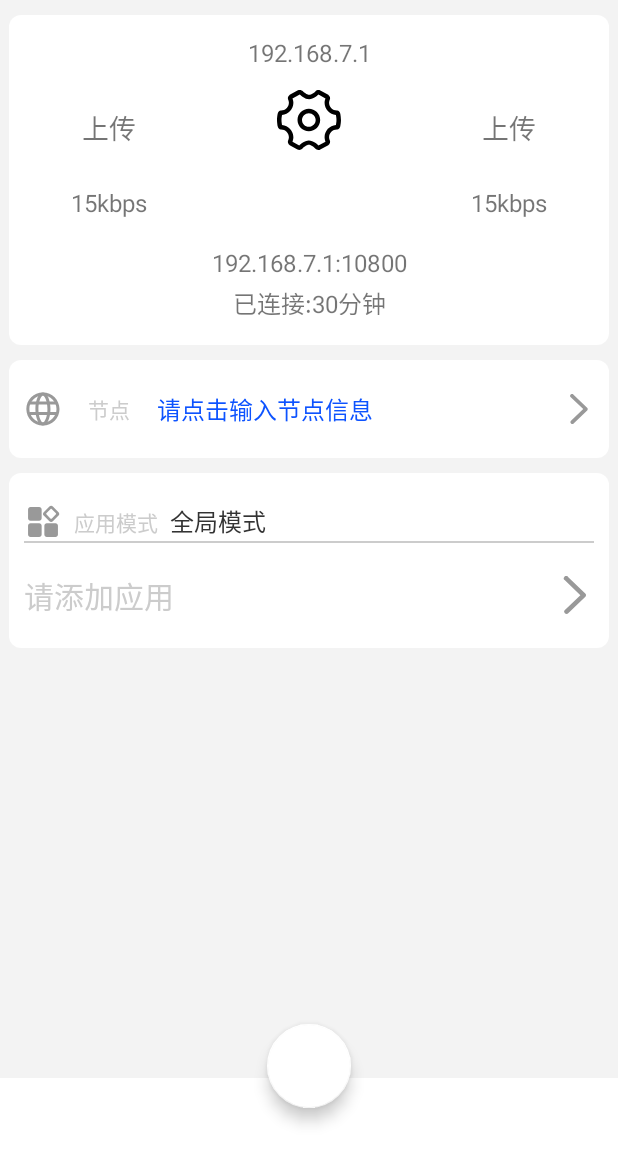
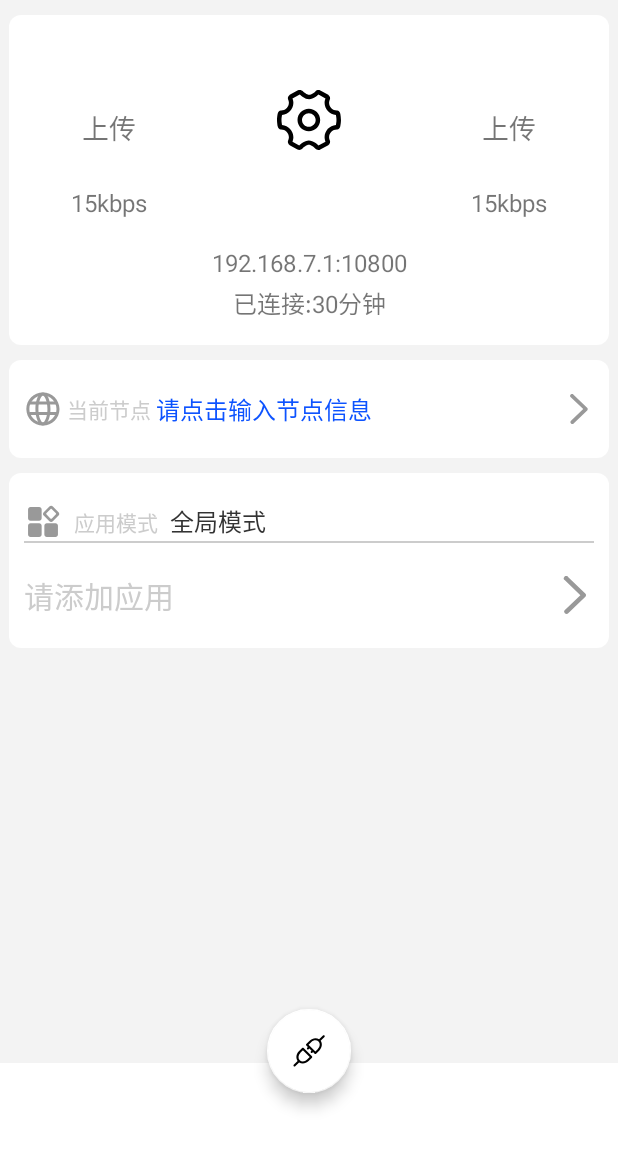
Before and after one commit to penndev/socks5, an Android app: the screen it shows after launch (MainActivity), on a phone screen of 412 x 824 dp, the part 83-1236 px from its top. Run offline under Robolectric (Android 15) with nearby library versions, the phone set to English and light mode, and no system bars.

Commit message:
fix the mainactivity action

```diff
--- a/socks5-android/app/src/main/java/com/penndev/socks5/MainActivity.kt
+++ b/socks5-android/app/src/main/java/com/penndev/socks5/MainActivity.kt
@@ -5,33 +5,31 @@ import android.app.NotificationChannel
 import android.app.NotificationManager
 import android.content.Context
 import android.content.Intent
-import android.content.SharedPreferences
-import android.graphics.Color
 import android.net.VpnService
 import android.os.Build
 import android.os.Bundle
 import android.widget.Toast
 import androidx.activity.result.contract.ActivityResultContracts
 import androidx.appcompat.app.AppCompatActivity
-import androidx.core.content.edit
 import com.penndev.socks5.databinding.ActivityMainBinding
 import com.penndev.socks5.service.Socks5Service
 import com.penndev.socks5.ui.NodeFragment
 import com.penndev.socks5.ui.SettingFragment
-import kotlinx.coroutines.CoroutineScope
-import kotlinx.coroutines.Dispatchers
-import kotlinx.coroutines.launch
-import kotlinx.coroutines.withContext
-import java.io.InputStream
-import java.io.OutputStream
-import java.net.InetSocketAddress
-import java.net.Socket
 
 
 class MainActivity : AppCompatActivity() {
 
     private lateinit var binding: ActivityMainBinding
     private lateinit var bindingNode: NodeFragment
+
+    private val activityResultLauncher =
+        registerForActivityResult(ActivityResultContracts.StartActivityForResult()) { result ->
+            if (result.resultCode == Activity.RESULT_OK) {
+                onStartSocks5Service()
+            } else {
+                Toast.makeText(this, R.string.toast_main_reject, Toast.LENGTH_LONG).show()
+            }
+        }
 
     override fun onCreate(savedInstanceState: Bundle?) {
 
@@ -41,61 +39,11 @@ class MainActivity : AppCompatActivity() {
         super.onCreate(savedInstanceState)
         setContentView(binding.root)
 
-        //initUV
-        supportFragmentManager
-            .beginTransaction()
-            .replace(binding.activitySettingBar.id, SettingFragment())
-            .replace(binding.activityNodeBar.id, bindingNode)
-            .commit()
-
+        initView()
     }
 
-    private val activityResultLauncher = registerForActivityResult(ActivityResultContracts.StartActivityForResult()) { result ->
-        if (result.resultCode == Activity.RESULT_OK) {
-            onStartSocks5Service()
-        }else{
-            Toast.makeText(this, R.string.toast_main_reject, Toast.LENGTH_LONG).show()
-        }
-    }
-
-
-
-    // 绑定UI和Socks5Service状态
-//    private fun onStatus(): Socks5Service.OnStatus {
-//        // 初始化UI状态
-//        fun startUI() {
-////            binding.handleActionIcon.setColorFilter(Color.parseColor("#000000"))
-////            binding.handleActionText.setText(R.string.activity_main_start_close_text)
-//        }
-//
-//        fun closeUI() {
-////            binding.handleActionIcon.setColorFilter(Color.parseColor("#888888"))
-////            binding.handleActionText.setText(R.string.activity_main_start_text)
-//        }
-//        if (Socks5Service.status) startUI() else closeUI()
-//        return object : Socks5Service.OnStatus {
-//            override fun start() {
-//                super.start()
-//                startUI()
-//                // 保存表单数据
-////                sharedPreferences.edit {
-////                    putString("inputHost", binding.inputHost.text.toString())
-////                    putString("inputPortStr", binding.inputPort.text.toString())
-////                    putString("inputUser", binding.inputUser.text.toString())
-////                    putString("inputPass", binding.inputPass.text.toString())
-////                    apply()
-////                }
-//            }
-//
-//            override fun close() {
-//                super.close()
-//                closeUI()
-//            }
-//        }
-//    }
-
-    // 尽快创建通知通道。
-    private fun createNotificationChannel() {
+    private fun initView() {
+        fun createNotificationChannel() {
             if (Build.VERSION.SDK_INT >= Build.VERSION_CODES.O) {
                 val name = Socks5Service.notifyChannelName
                 val descriptionText = getString(R.string.notify_channel_description)
@@ -110,6 +58,42 @@ class MainActivity : AppCompatActivity() {
             }
         }
 
+        fun onStartUI() {
+            binding.mainAction.setImageResource(R.drawable.start)
+        }
+
+        fun onStopUI() {
+            binding.mainAction.setImageResource(R.drawable.stop)
+        }
+
+        fun onStatus(): Socks5Service.OnStatus {
+            // 初始化UI状态
+            if (Socks5Service.status) onStartUI() else onStopUI()
+            return object : Socks5Service.OnStatus {
+                override fun start() {
+                    super.start()
+                    onStartUI()
+                }
+
+                override fun stop() {
+                    super.stop()
+                    onStopUI()
+                }
+            }
+        }
+
+        supportFragmentManager
+            .beginTransaction()
+            .replace(binding.activitySettingBar.id, SettingFragment())
+            .replace(binding.activityNodeBar.id, bindingNode)
+            .commit()
+        binding.mainAction.setOnClickListener {
+            if (Socks5Service.status) onStopSocks5Service() else onStartSocks5Service()
+        }
+        Socks5Service.onStatus = onStatus()
+        createNotificationChannel()
+    }
+
     private fun onStopSocks5Service() {
         startService(Intent(this, Socks5Service::class.java).putExtra("close", true))
     }
@@ -122,25 +106,12 @@ class MainActivity : AppCompatActivity() {
             return
         }
 
-//        val inputHost = binding.inputHost.text.toString()
-//        val inputPortStr = binding.inputPort.text.toString()
-//        val inputUser = binding.inputUser.text.toString()
-//        val inputPass = binding.inputPass.text.toString()
-//        if (inputHost == "" || inputPortStr == "") {
-//            Toast.makeText(this, getString(R.string.toast_main_param_error), Toast.LENGTH_LONG).show()
-//            return
-//        }
-//        val inputPort = inputPortStr.toInt()
-
         val bundle = Bundle().apply {
-//            putString("host", inputHost)
-//            putInt("port", inputPort)
-//            putString("user", inputUser)
-//            putString("pass", inputPass)
+            putString("host", bindingNode.Host)
+            putInt("port", bindingNode.Port!!.toInt())
+            putString("user", bindingNode.user)
+            putString("pass", bindingNode.pass)
         }
         startService(Intent(this, Socks5Service::class.java).putExtras(bundle))
     }
-
-
-
 }
--- a/socks5-android/app/src/main/java/com/penndev/socks5/service/Socks5Service.kt
+++ b/socks5-android/app/src/main/java/com/penndev/socks5/service/Socks5Service.kt
@@ -26,7 +26,7 @@ class Socks5Service : VpnService() {
             status = true
         }
 
-        fun close() {
+        fun stop() {
             status = false
         }
     }
@@ -151,7 +151,7 @@ class Socks5Service : VpnService() {
     override fun onDestroy() {
         job?.cancel()
         tun?.close()
-        onStatus.close()
+        onStatus.stop()
         stopForeground(true)
         super.onDestroy()
     }
@@ -161,7 +161,7 @@ class Socks5Service : VpnService() {
     }
 
     //通知
-    @SuppressLint("UnspecifiedImmutableFlag")
+    @SuppressLint("UnspecifiedImmutableFlag", "ForegroundServiceType")
     private fun setupNotifyForeground() {
         val intent = Intent(this, MainActivity::class.java)
         intent.action = Intent.ACTION_MAIN
--- a/socks5-android/app/src/main/java/com/penndev/socks5/ui/NodeFragment.kt
+++ b/socks5-android/app/src/main/java/com/penndev/socks5/ui/NodeFragment.kt
@@ -72,6 +72,10 @@ class NodeFragment : Fragment() {
             setNodeSpeed()
         }
         binding.root.setOnClickListener{
+            if (Host != null) bottomSheetView.findViewById<EditText>(R.id.input_host)?.setText(Host)
+            if (Port != null) bottomSheetView.findViewById<EditText>(R.id.input_port)?.setText(Port)
+            if (user != null) bottomSheetView.findViewById<EditText>(R.id.input_user)?.setText(user)
+            if (pass != null) bottomSheetView.findViewById<EditText>(R.id.input_pass)?.setText(pass)
             bottomSheetDialog.show()
         }
         setNodeSpeed()
--- a/socks5-android/app/src/main/res/drawable/activity_main_input_bg.xml
+++ /dev/null
@@ -1,4 +0,0 @@
-<shape xmlns:android="http://schemas.android.com/apk/res/android"
-       android:shape="rectangle">
-    <corners android:radius="9dp"/>
-</shape>
--- a/socks5-android/app/src/main/res/drawable/activity_main_reload_color.xml
+++ /dev/null
@@ -1,3 +0,0 @@
-<selector xmlns:android="http://schemas.android.com/apk/res/android">
-
-</selector>
--- /dev/null
+++ b/socks5-android/app/src/main/res/drawable/start.xml
@@ -0,0 +1,5 @@
+<vector xmlns:android="http://schemas.android.com/apk/res/android" android:autoMirrored="true" android:height="60dp" android:viewportHeight="1024" android:viewportWidth="1024" android:width="60dp">
+
+    <path android:fillColor="#0d53ff" android:pathData="M922.2,97.8c11.5,11.5 11.7,30 0.5,41.7l-0.5,0.6 -109.1,109.1c57.2,78.3 42.7,195.4 -35.8,273.8l-92.8,92.6c-11.6,11.5 -30.3,11.7 -42,0.3l-45.7,-44.5 -18.1,18.1a29.9,29.9 0,0 1,-7.2 5.3l48.8,47.5c11.9,11.6 12.1,30.8 0.2,42.6l-95.9,95.6c-77.4,77.4 -192.4,92.6 -270.7,38L144,928.2c-11.7,11.7 -30.6,11.7 -42.3,0 -11.5,-11.5 -11.7,-30 -0.5,-41.7l0.5,-0.6 109.7,-109.7c-56,-78.3 -41.1,-194.4 36.8,-272.4l92.8,-92.6c11.6,-11.5 30.3,-11.7 42,-0.3l42.6,41.5a29.9,29.9 0,0 1,3.7 -4.7l0.5,-0.6 19.5,-19.5 -44.1,-43c-11.8,-11.5 -12.1,-30.4 -0.6,-42.2l0.4,-0.4 95.9,-95.6c76.9,-76.9 191,-92.4 269.2,-39L880,97.8c11.7,-11.7 30.6,-11.7 42.3,0zM362.5,474.5l-71.9,71.7 -1.9,1.9c-61.8,63.5 -67.9,156.3 -16.2,208C324.7,808.4 418.8,801.7 482.4,738l74.4,-74.2 -194.4,-189.3zM492.3,469.4l-20.1,20.1a30,30 0,0 1,-4.6 3.8l63.3,61.6a29.8,29.8 0,0 1,5.1 -7.3l0.5,-0.6 17.5,-17.5 -61.7,-60.1zM753.1,270.8c-52.3,-52.3 -146.4,-45.5 -210,18.1l-74.4,74.2 194.4,189.3 71.9,-71.8 1.9,-1.9c61.8,-63.5 67.9,-156.3 16.2,-208z"/>
+
+</vector>
--- /dev/null
+++ b/socks5-android/app/src/main/res/drawable/stop.xml
@@ -0,0 +1,5 @@
+<vector xmlns:android="http://schemas.android.com/apk/res/android" android:autoMirrored="true" android:height="60dp" android:viewportHeight="1024" android:viewportWidth="1024" android:width="60dp">
+
+    <path android:fillColor="#000000" android:pathData="M317.1,429.4c11.6,-11.5 30.3,-11.7 42,-0.3l237.2,231c11.9,11.6 12.1,30.8 0.2,42.6l-95.9,95.6c-77.4,77.4 -192.4,92.6 -270.7,38L120,946.2c-11.7,11.7 -30.6,11.7 -42.3,0 -11.5,-11.5 -11.7,-30 -0.5,-41.7l0.5,-0.6 109.7,-109.6c-56,-78.3 -41.1,-194.4 36.8,-272.4zM338.5,492.5l-71.9,71.7 -1.9,1.9c-61.8,63.5 -67.9,156.3 -16.2,208 52.2,52.2 146.3,45.5 209.9,-18.1l74.4,-74.2 -194.4,-189.3zM952.2,69.8c11.5,11.5 11.7,30 0.5,41.7l-0.5,0.6 -109.1,109.1c57.2,78.3 42.7,195.4 -35.8,273.8L714.5,587.5c-11.6,11.5 -30.3,11.7 -42,0.3L626.8,543.2l-18.1,18.1c-11.7,11.7 -30.6,11.7 -42.3,0 -11.5,-11.5 -11.7,-30 -0.5,-41.7l0.5,-0.6 17.5,-17.5 -61.7,-60.1 -20.1,20.1c-11.7,11.7 -30.6,11.7 -42.3,0 -11.5,-11.5 -11.7,-30 -0.5,-41.7l0.5,-0.6 19.5,-19.5 -44.1,-42.9c-11.8,-11.5 -12.1,-30.4 -0.6,-42.2l0.4,-0.4 95.9,-95.6c76.9,-76.9 191,-92.4 269.2,-39L910,69.8c11.7,-11.7 30.6,-11.7 42.3,0zM783.2,242.7c-52.2,-52.2 -146.3,-45.5 -209.9,18.1l-74.4,74.2 194.4,189.3 71.9,-71.7 1.9,-1.9c61.8,-63.5 67.9,-156.3 16.2,-208z"/>
+
+</vector>
--- a/socks5-android/app/src/main/res/layout/activity_main.xml
+++ b/socks5-android/app/src/main/res/layout/activity_main.xml
@@ -37,7 +37,6 @@
                         android:layout_width="match_parent"
                         android:layout_height="50dp"
                         android:gravity="center"
-                        android:text="192.168.7.1"
                         android:textSize="16sp"
                         />
                     <LinearLayout
@@ -184,15 +183,15 @@
         <!--底部菜单导航栏预留-->
         <LinearLayout
             android:layout_width="match_parent"
-            android:layout_height="50dp"
+            android:layout_height="60dp"
             android:background="@color/theme_background_main" />
     </LinearLayout>
     <com.google.android.material.floatingactionbutton.FloatingActionButton
+        android:id="@+id/main_action"
         android:layout_width="wrap_content"
         android:layout_height="wrap_content"
         android:layout_gravity="center_horizontal|bottom"
-        android:layout_marginBottom="30dp"
-        android:src="@drawable/main_radius"
-        app:fabSize="normal"
+        android:layout_marginBottom="40dp"
+        app:fabSize="auto"
         app:backgroundTint="@color/theme_background_main"/>
 </androidx.coordinatorlayout.widget.CoordinatorLayout>
--- a/socks5-android/app/src/main/res/layout/fragment_node.xml
+++ b/socks5-android/app/src/main/res/layout/fragment_node.xml
@@ -14,13 +14,13 @@
         android:layout_height="25dp"
         android:src="@drawable/internet" />
     <TextView
-        android:layout_width="0dp"
-        android:layout_weight="1"
         android:gravity="center"
+        android:layout_width="wrap_content"
         android:layout_height="wrap_content"
+        android:layout_marginHorizontal="3dp"
         android:textSize="14sp"
         android:textColor="@color/theme_text_light"
-        android:text="@string/node" />
+        android:text="@string/node_hint" />
     <TextView
         android:id="@+id/current_node_host"
         android:layout_width="wrap_content"
@@ -31,12 +31,11 @@
     <TextView
         android:id="@+id/current_node_speed"
         android:layout_width="0dp"
-        android:layout_weight="2"
+        android:layout_weight="1"
         android:gravity="center"
         android:layout_height="wrap_content"
         android:textSize="14sp"
-        android:textColor="@color/theme_text_status_succeed"
-        android:text="" />
+        android:textColor="@color/theme_text_status_succeed" />
     <ImageView
         android:layout_width="20dp"
         android:layout_height="20dp"
```
Also changed, not shown: socks5-android/app/src/main/res/drawable/activity_main_reload.xml (deleted, +0 -11 lines), socks5-android/app/src/main/res/drawable/activity_main_start.xml (deleted, +0 -12 lines), socks5-android/app/src/main/res/values/strings.xml (+2 -20 lines), 2 other files. Lines whose indentation alone changed are shown as unchanged.
